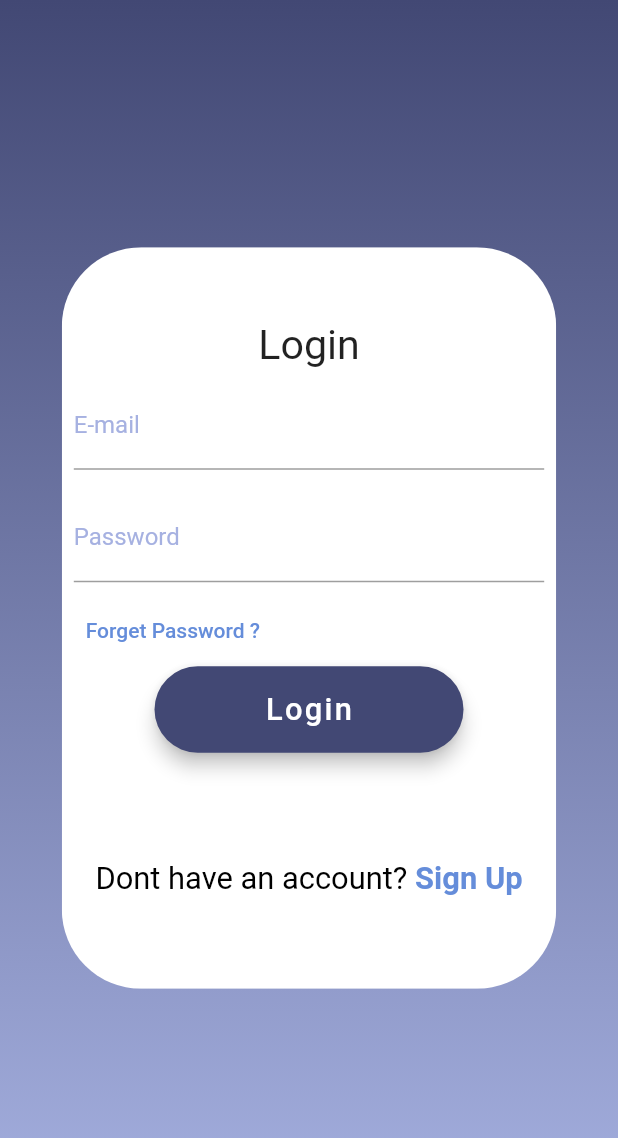
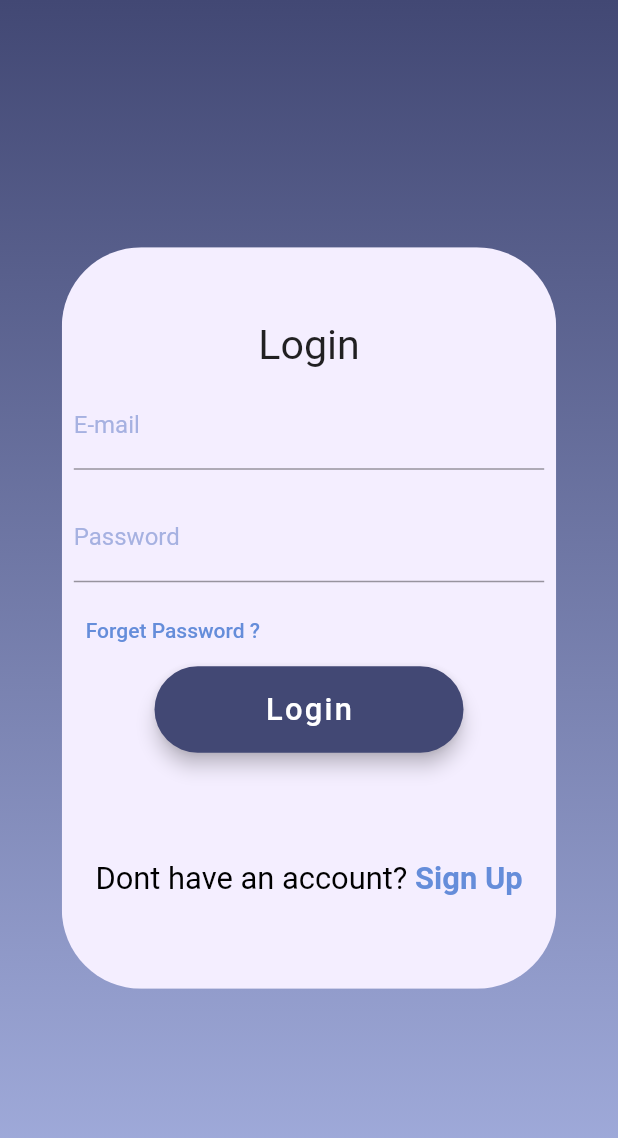
Before and after one commit to 4NG3L-4/ESISBA_2CPI_PROJECT, a Flutter app: the screen it shows after launch, after a tap on "LOGIN", on a phone screen of 412 x 824 dp. Shown: the top 1138 px of the screen. Run offline on Flutter 3.47's test engine with Material 2 defaults, Android fonts, the phone set to English and light mode, and no system bars; our stand-ins replace flutter_svg.

Commit message:
color of box

```diff
--- a/our_app/lib/Screens/Login/components/body.dart
+++ b/our_app/lib/Screens/Login/components/body.dart
@@ -120,7 +120,7 @@ class _LoginPageState extends State<LoginPage> {
             height: MediaQuery.of(context).size.height * 0.6,
             width: MediaQuery.of(context).size.width * 0.8,
             decoration: BoxDecoration(
-              color: Colors.white,
+              color: myLightWhite,
             ),
             child: Column(
               mainAxisAlignment: MainAxisAlignment.center,
```
